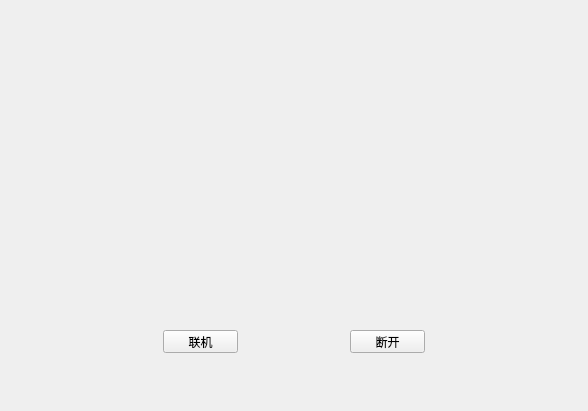
Before: the Qt Designer form cheatermainform.ui in samier958/heaterClient, drawn with Qt 5.
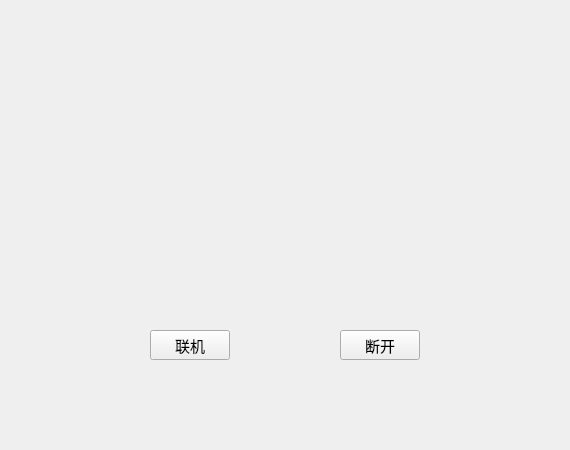
After: the same form once the commit is applied.

```diff
--- a/cheatermainform.ui
+++ b/cheatermainform.ui
@@ -6,8 +6,8 @@
    <rect>
     <x>0</x>
     <y>0</y>
-    <width>588</width>
-    <height>411</height>
+    <width>570</width>
+    <height>450</height>
    </rect>
   </property>
   <property name="windowTitle">
@@ -16,12 +16,20 @@
   <widget class="QPushButton" name="connect">
    <property name="geometry">
     <rect>
-     <x>163</x>
+     <x>150</x>
      <y>330</y>
-     <width>75</width>
-     <height>23</height>
+     <width>80</width>
+     <height>30</height>
     </rect>
    </property>
+   <property name="font">
+    <font>
+     <family>宋体</family>
+     <pointsize>11</pointsize>
+     <weight>50</weight>
+     <bold>false</bold>
+    </font>
+   </property>
    <property name="text">
     <string>联机</string>
    </property>
@@ -29,12 +37,20 @@
   <widget class="QPushButton" name="disconnect">
    <property name="geometry">
     <rect>
-     <x>350</x>
+     <x>340</x>
      <y>330</y>
-     <width>75</width>
-     <height>23</height>
+     <width>80</width>
+     <height>30</height>
     </rect>
    </property>
+   <property name="font">
+    <font>
+     <family>宋体</family>
+     <pointsize>11</pointsize>
+     <weight>50</weight>
+     <bold>false</bold>
+    </font>
+   </property>
    <property name="text">
     <string>断开</string>
    </property>
```
